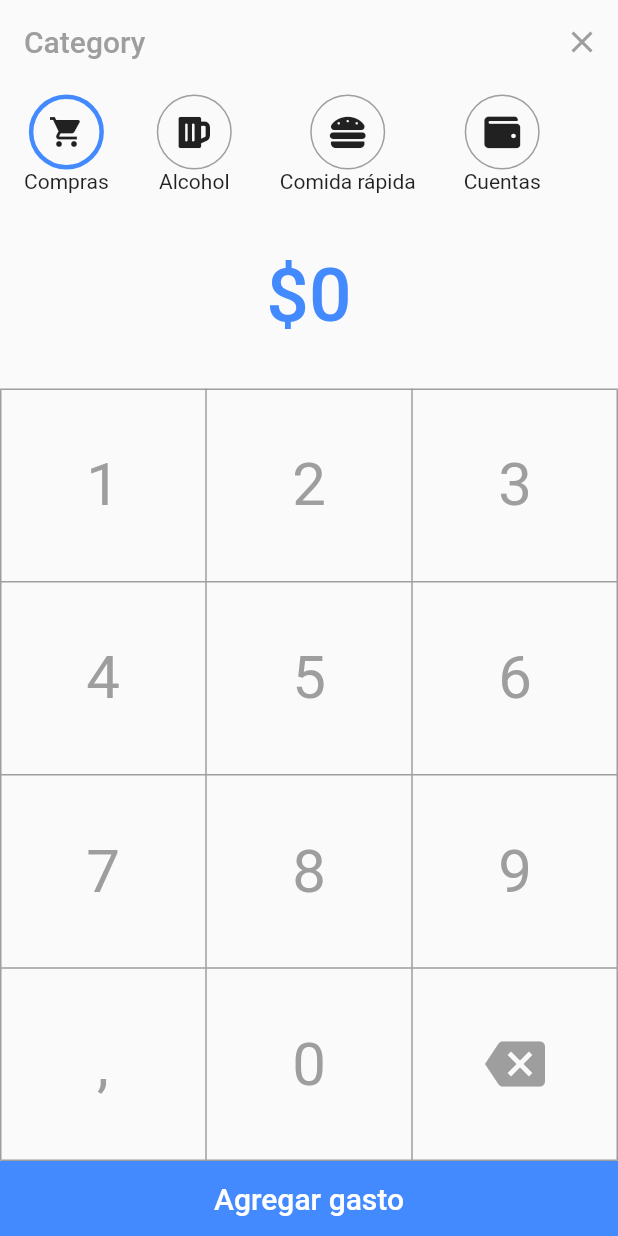
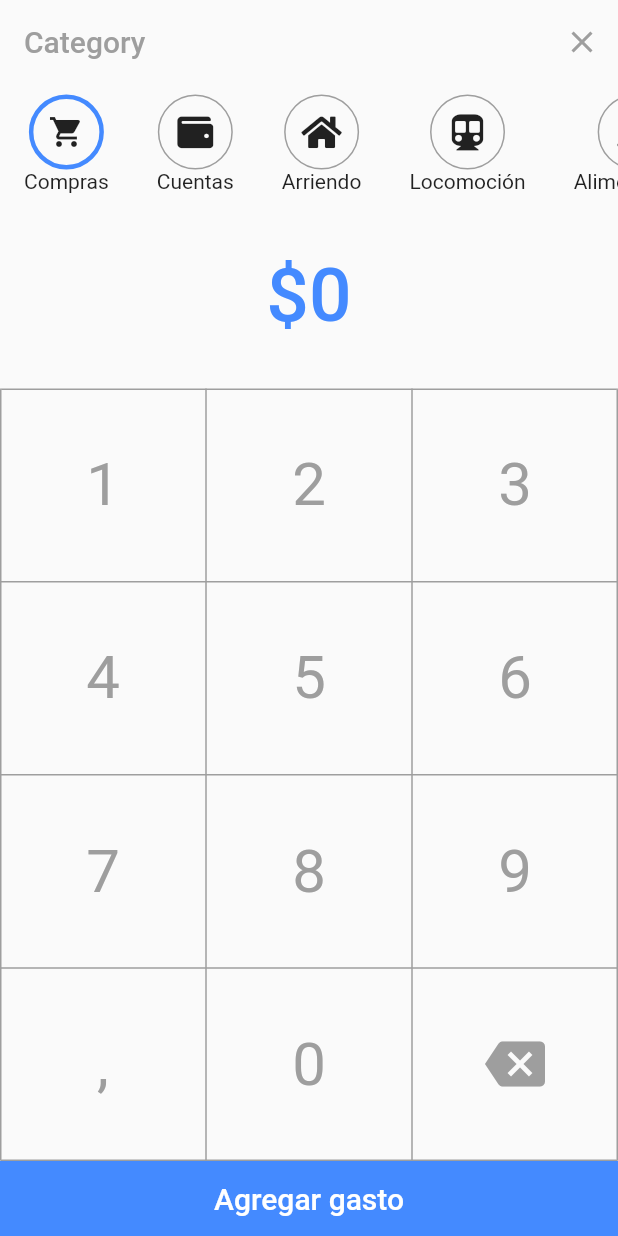
Before and after one commit to k1ltr0h/Proyecto-Tel335-, a Flutter app: the AddPage screen opened directly, on a phone screen of 412 x 824 dp. Run offline on Flutter 3.47's test engine with Material 2 defaults, Android fonts, the phone set to English and light mode, and no system bars; our stand-ins replace charts_flutter, cloud_firestore, firebase_auth, font_awesome_flutter; accounts and stored records are empty.

Commit message:
agregados algunos ítems de gastos

```diff
--- a/statsu/lib/pages/add_page.dart
+++ b/statsu/lib/pages/add_page.dart
@@ -59,9 +59,13 @@ class _AddPageState extends State<AddPage> {
       child: CategorySelectionWidget(
         categories: {
           "Compras": Icons.shopping_cart,
+          "Cuentas": FontAwesomeIcons.wallet,
+          "Arriendo": FontAwesomeIcons.home,
+          "Locomoción" : FontAwesomeIcons.subway,
+          "Alimentación" :FontAwesomeIcons.utensilSpoon,
           "Alcohol": FontAwesomeIcons.beer,
           "Comida rápida": FontAwesomeIcons.hamburger,
-          "Cuentas": FontAwesomeIcons.wallet,
+
         },
         onValueChanged: (newCategory) => category = newCategory,
       ),
--- a/statsu/lib/pages/home_page.dart
+++ b/statsu/lib/pages/home_page.dart
@@ -13,7 +13,7 @@ class MyHomePage extends StatefulWidget {
 
 class _MyHomePageState extends State<MyHomePage> {
   PageController _controller;
-  int currentPage = 4;
+  int currentPage = DateTime.now().month;
   Stream<QuerySnapshot> _query;
 
   @override
```
